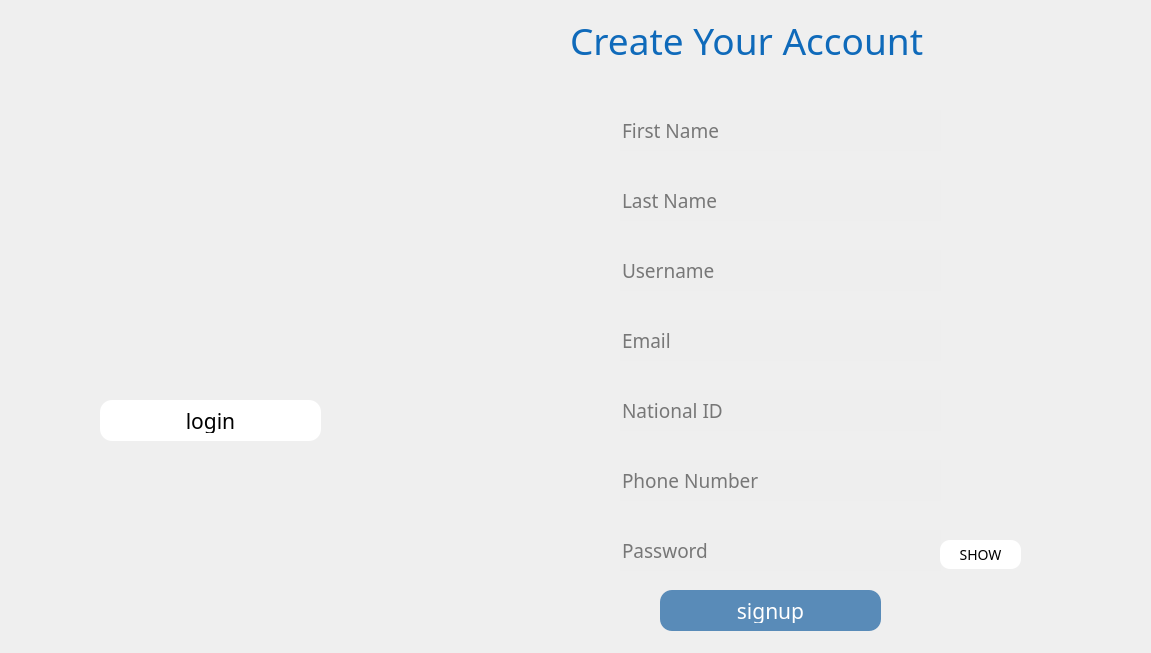
Old version of the form wallet_proj_qt/simple_wallet/signupwindow.ui in the repository Mahossam36/Smart-Wallet-System.
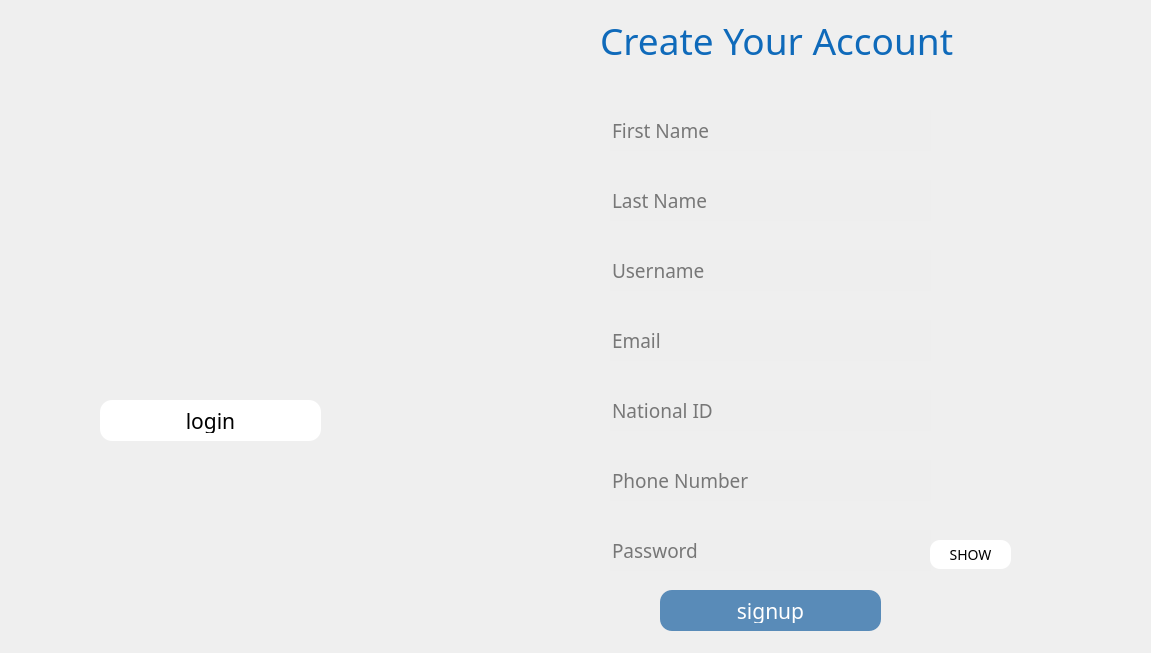
New version of the form. Icons and pictures are not drawn.

The edit to the form file:
```diff
--- a/wallet_proj_qt/simple_wallet/signupwindow.ui
+++ b/wallet_proj_qt/simple_wallet/signupwindow.ui
@@ -16,7 +16,7 @@
   <widget class="QLineEdit" name="firstNameLine">
    <property name="geometry">
     <rect>
-     <x>620</x>
+     <x>610</x>
      <y>110</y>
      <width>321</width>
      <height>41</height>
@@ -66,7 +66,7 @@
   <widget class="QLineEdit" name="phoneNumLine">
    <property name="geometry">
     <rect>
-     <x>620</x>
+     <x>610</x>
      <y>460</y>
      <width>321</width>
      <height>41</height>
@@ -187,7 +187,7 @@
   <widget class="QLabel" name="label">
    <property name="geometry">
     <rect>
-     <x>570</x>
+     <x>600</x>
      <y>0</y>
      <width>441</width>
      <height>81</height>
@@ -252,7 +252,7 @@
   <widget class="QLineEdit" name="userNameLine">
    <property name="geometry">
     <rect>
-     <x>620</x>
+     <x>610</x>
      <y>250</y>
      <width>321</width>
      <height>41</height>
@@ -302,7 +302,7 @@
   <widget class="QLineEdit" name="idLine">
    <property name="geometry">
     <rect>
-     <x>620</x>
+     <x>610</x>
      <y>390</y>
      <width>321</width>
      <height>41</height>
@@ -352,7 +352,7 @@
   <widget class="QLineEdit" name="emailLine">
    <property name="geometry">
     <rect>
-     <x>620</x>
+     <x>610</x>
      <y>320</y>
      <width>321</width>
      <height>41</height>
@@ -417,7 +417,7 @@
   <widget class="QLineEdit" name="passwordLine">
    <property name="geometry">
     <rect>
-     <x>620</x>
+     <x>610</x>
      <y>530</y>
      <width>321</width>
      <height>41</height>
@@ -470,7 +470,7 @@
   <widget class="QLineEdit" name="lastNameLine">
    <property name="geometry">
     <rect>
-     <x>620</x>
+     <x>610</x>
      <y>180</y>
      <width>321</width>
      <height>41</height>
@@ -520,7 +520,7 @@
   <widget class="QPushButton" name="showButton">
    <property name="geometry">
     <rect>
-     <x>940</x>
+     <x>930</x>
      <y>540</y>
      <width>81</width>
      <height>29</height>
```
